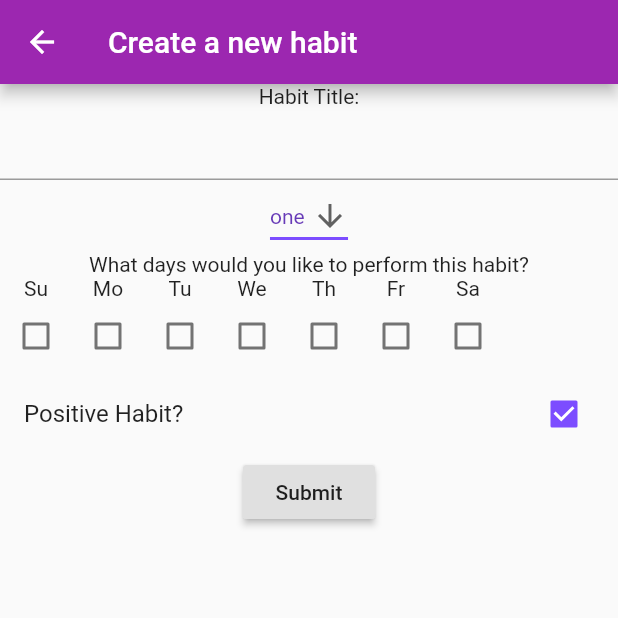
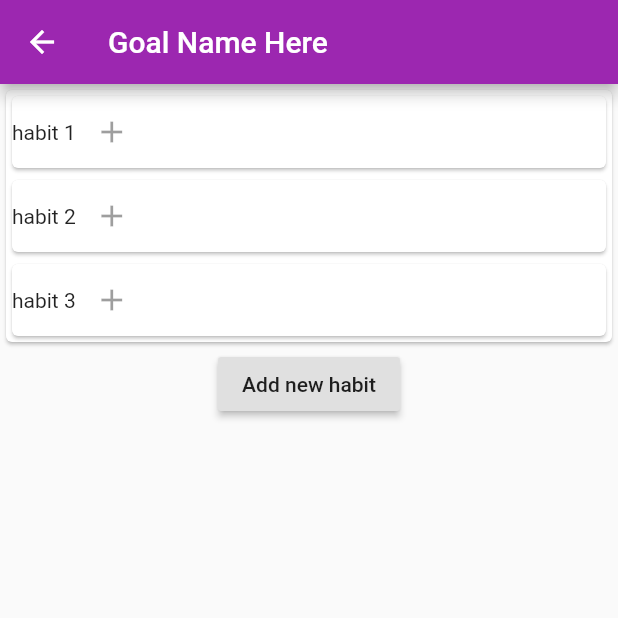
Before and after one commit to RebeccaSyria/habittracker, a Flutter app: the screen it shows after launch, after a tap on the "add" icon, on a phone screen of 412 x 824 dp, the top half of it. Run offline on Flutter 3.47's test engine with Material 2 defaults, Android fonts, the phone set to English and light mode, and no system bars; our stand-ins replace bloc, equatable, flutter_bloc, sembast.

Commit message:
some work on view goal page

```diff
--- a/lib/home_page.dart
+++ b/lib/home_page.dart
@@ -1,8 +1,8 @@
 import 'package:flutter/material.dart';
 import 'package:flutter_bloc/flutter_bloc.dart';
-import 'package:habittracker/create_habit_page.dart';
 import 'package:habittracker/model/fruit.dart';
 import 'package:habittracker/fruit_bloc/bloc.dart';
+import 'package:habittracker/view_goal_page.dart';
 
 class HomePage extends StatefulWidget {
   _HomePageState createState() => _HomePageState();
@@ -31,22 +31,22 @@ class _HomePageState extends State<HomePage> {
       floatingActionButton: FloatingActionButton(
         child: Icon(Icons.add),
         onPressed: () {
-          Navigator.push(context, MaterialPageRoute(builder: (context) => CreateHabitPage()));
+          Navigator.push(context, MaterialPageRoute(builder: (context) => ViewGoalPage()));
         },
       ),
       bottomNavigationBar: BottomNavigationBar(
         items: const <BottomNavigationBarItem>[
         BottomNavigationBarItem(
           icon: Icon(Icons.home),
-          title: Text('Home'),
+          title: Text('Habits'),
         ),
         BottomNavigationBarItem(
-          icon: Icon(Icons.business),
-          title: Text('Business'),
+          icon: Icon(Icons.assignment),
+          title: Text('Goals'),
         ),
         BottomNavigationBarItem(
-          icon: Icon(Icons.school),
-          title: Text('School'),
+          icon: Icon(Icons.settings),
+          title: Text('Settings'),
         ),
         ],
       )
--- a/lib/view_goal_page.dart
+++ b/lib/view_goal_page.dart
@@ -0,0 +1,48 @@
+import 'package:flutter/material.dart';
+
+import 'package:habittracker/create_habit_page.dart';
+
+class ViewGoalPage extends StatelessWidget {
+  @override
+  Widget build(BuildContext context) {
+    return Scaffold(
+      appBar: AppBar(title: Text('Goal Name Here'),),
+      body: Column(
+        children: <Widget>[
+          buildHabitColumn(),
+          RaisedButton(
+            child: Text("Add new habit"),
+            onPressed: () {
+              Navigator.push(context, MaterialPageRoute(builder: (context) => CreateHabitPage()));
+            }
+          )
+        ],
+      ),
+    );
+  }
+
+  Card buildHabitColumn() {
+    return Card(
+      child: Column(
+        children: <Widget>[
+          buildHabitTile("habit 1"),
+          buildHabitTile("habit 2"),
+          buildHabitTile("habit 3")
+        ],
+      ),
+    );
+  }
+
+  Card buildHabitTile( String habitName) {
+    return Card(
+      child: Row(
+        children: <Widget>[
+          Text(habitName),
+          IconButton(
+            icon: Icon(Icons.add),
+          )
+        ],
+      ),
+    );
+  }
+}
```
